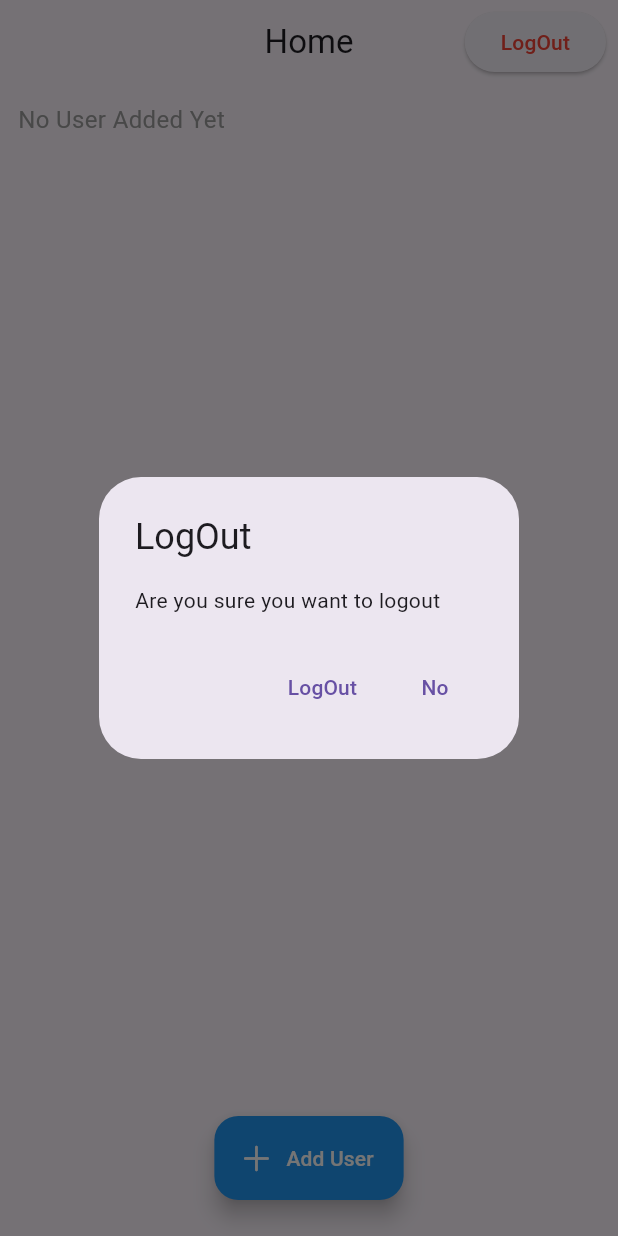
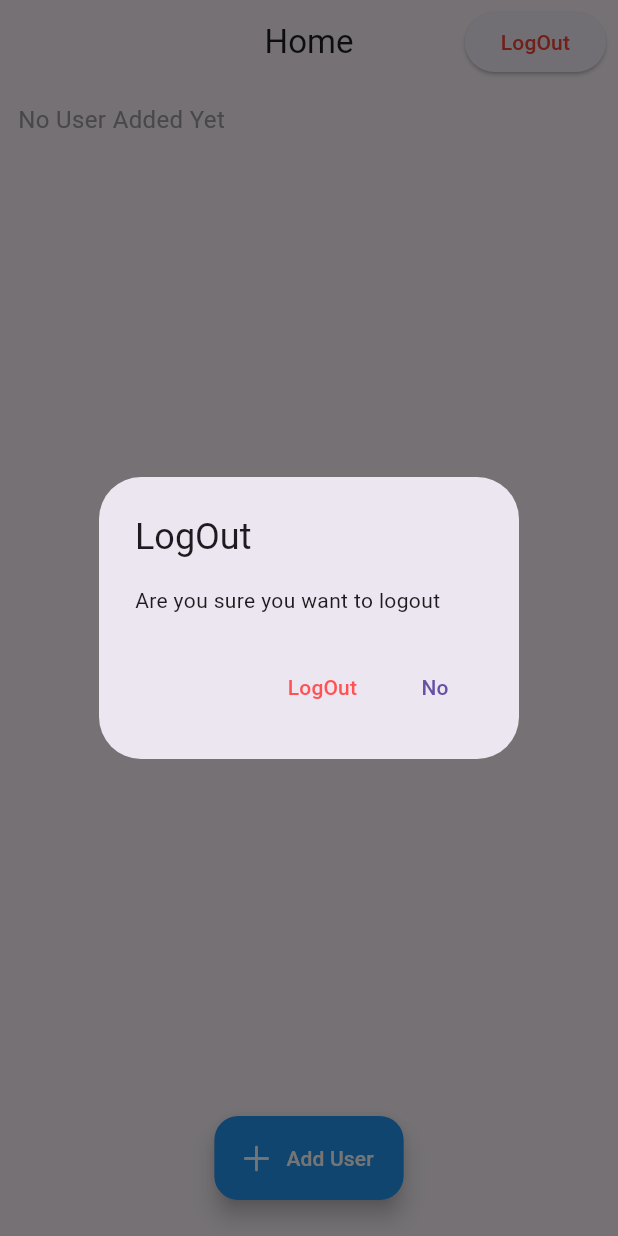
Before and after one commit to nikhilbishnoi007/Flutter-Practice, a Flutter app: the HomeScreen screen opened directly, after a tap on "LogOut", on a phone screen of 412 x 824 dp. Run offline on Flutter 3.47's test engine with Material 3 defaults, Android fonts, the phone set to English and light mode, and no system bars; our stand-ins replace cloud_firestore, firebase_auth, firebase_core, flutter_bloc, shared_preferences; accounts and stored records are empty.

Commit message:
change alert dialouge theme

```diff
--- a/firelab/lib/screens/home_screen.dart
+++ b/firelab/lib/screens/home_screen.dart
@@ -57,7 +57,7 @@ class _HomeScreenState extends State<HomeScreen> {
               onPressed: () {
                 Navigator.pop(context, true);
               },
-              child: Text("LogOut"),
+              child: Text("LogOut",style: TextStyle(color: Colors.redAccent),),
             ),
             TextButton(
               onPressed: () {
```
